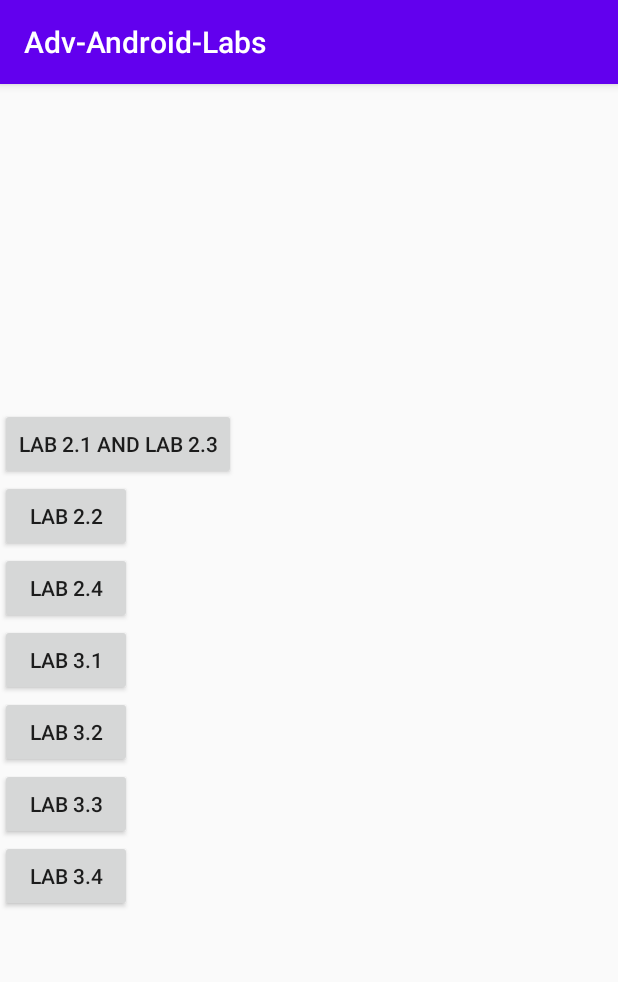
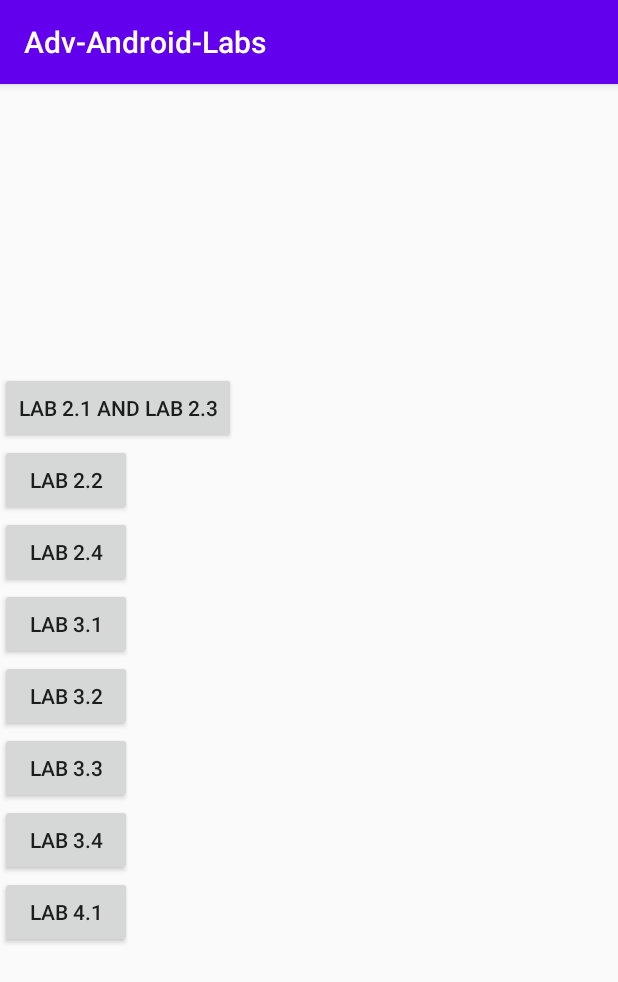
Before and after one commit to pbenipal61/Adv-Android-Labs, an Android app: the screen it shows after launch (MainActivity), on a phone screen of 412 x 824 dp. Shown: the top 982 px of the screen. Run offline under Robolectric (Android 15) with nearby library versions, the phone set to English and light mode, and no system bars.

Commit message:
Setup for Lab4.1

```diff
--- a/app/src/main/AndroidManifest.xml
+++ b/app/src/main/AndroidManifest.xml
@@ -9,7 +9,8 @@
         android:roundIcon="@mipmap/ic_launcher_round"
         android:supportsRtl="true"
         android:theme="@style/AppTheme">
-        <activity android:name=".Lab3.TimerCountdownActivity"></activity>
+        <activity android:name=".Lab4.Lab4_1"></activity>
+        <activity android:name=".Lab3.TimerCountdownActivity" />
         <activity android:name=".Lab3.Lab3_4" />
         <activity android:name=".Lab3.Lab3_3" />
         <activity android:name=".Lab3.Lab3_2" />
--- a/app/src/main/java/com/postmaninteractive/adv_android_labs/MainActivity.java
+++ b/app/src/main/java/com/postmaninteractive/adv_android_labs/MainActivity.java
@@ -13,6 +13,7 @@ import com.postmaninteractive.adv_android_labs.Lab3.Lab31;
 import com.postmaninteractive.adv_android_labs.Lab3.Lab3_2;
 import com.postmaninteractive.adv_android_labs.Lab3.Lab3_3;
 import com.postmaninteractive.adv_android_labs.Lab3.Lab3_4;
+import com.postmaninteractive.adv_android_labs.Lab4.Lab4_1;
 
 public class MainActivity extends AppCompatActivity {
 
@@ -83,5 +84,14 @@ public class MainActivity extends AppCompatActivity {
                 startActivity(intent);
             }
         });
+
+        Button lab41 = (Button) findViewById(R.id.lab_4_1);
+        lab41.setOnClickListener(new View.OnClickListener() {
+            @Override
+            public void onClick(View view) {
+                Intent intent = new Intent(getApplicationContext(), Lab4_1.class);
+                startActivity(intent);
+            }
+        });
     }
 }
--- a/app/src/main/res/layout/activity_main.xml
+++ b/app/src/main/res/layout/activity_main.xml
@@ -57,6 +57,11 @@
                     android:layout_width="wrap_content"
                     android:layout_height="wrap_content"
                     android:text="Lab 3.4" />
+                <Button
+                    android:id="@+id/lab_4_1"
+                    android:layout_width="wrap_content"
+                    android:layout_height="wrap_content"
+                    android:text="Lab 4.1" />
             </LinearLayout>
         </RelativeLayout>
     </RelativeLayout>
```
Also changed, not shown: app/src/main/java/com/postmaninteractive/adv_android_labs/Lab4/Lab4_1.java (added, +15 -0 lines), app/src/main/res/layout/activity_lab4_1.xml (added, +9 -0 lines).
